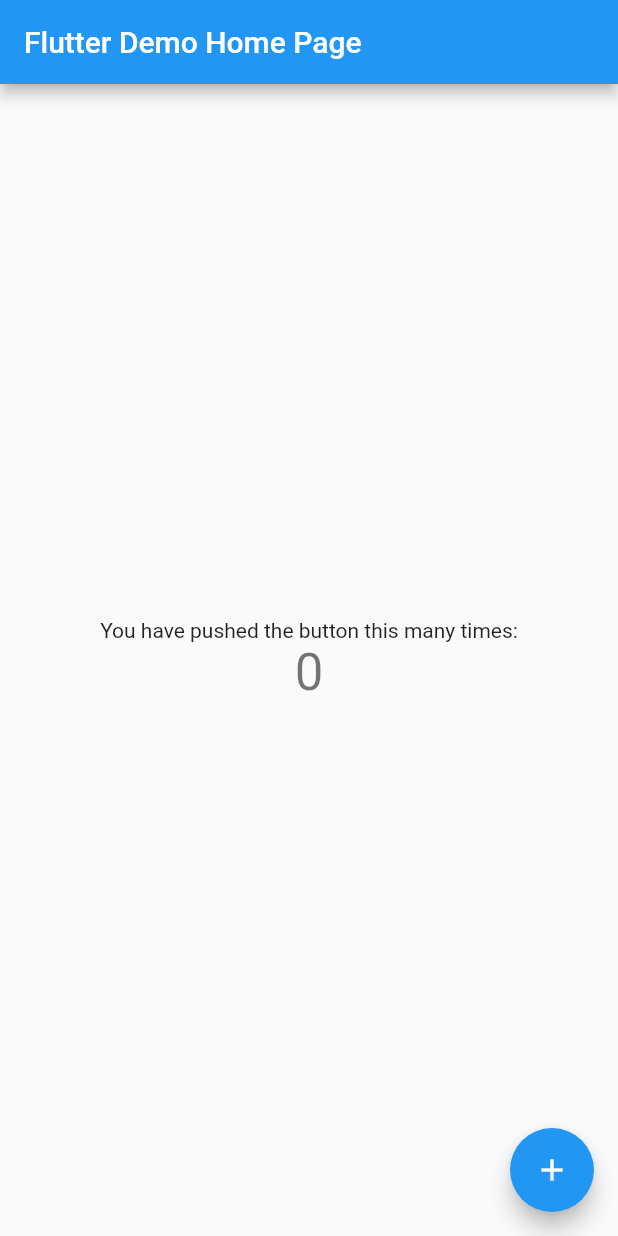
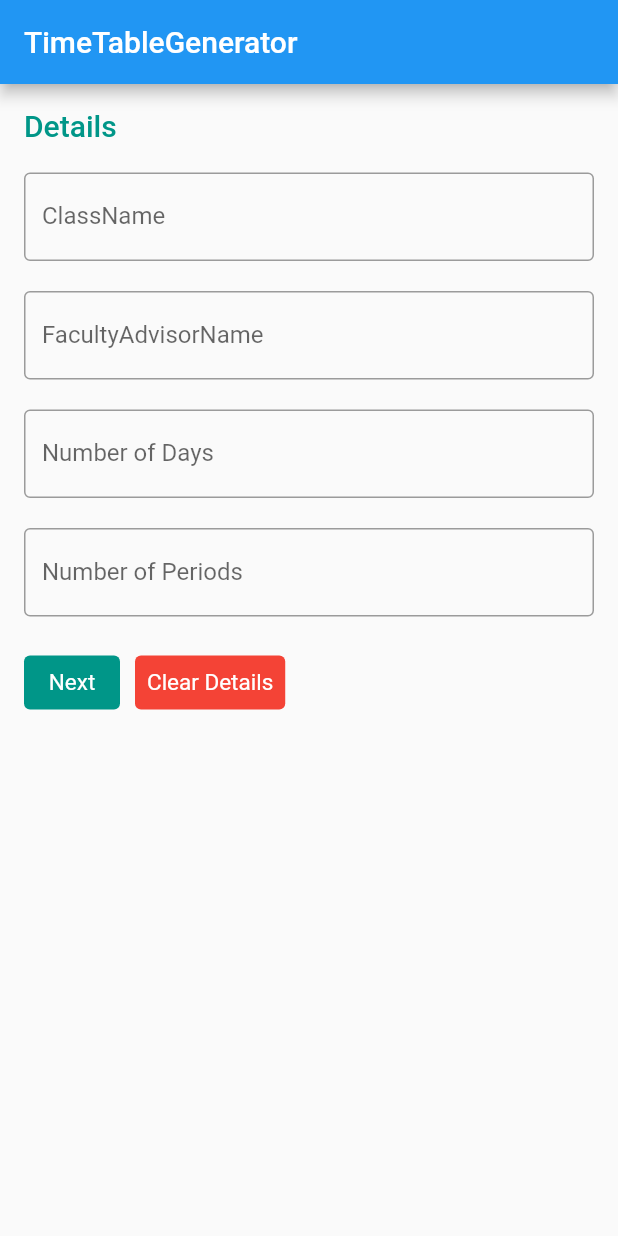
Before and after one commit to mgokulakrishnan08/TimeTableGeneration, a Flutter app: the screen it shows after launch, on a phone screen of 412 x 824 dp. Run offline on Flutter 3.47's test engine with Material 2 defaults, Android fonts, the phone set to English and light mode, and no system bars.

Commit message:
home UI created

```diff
--- a/time_table/lib/main.dart
+++ b/time_table/lib/main.dart
@@ -1,115 +1,170 @@
 import 'package:flutter/material.dart';
 
-void main() {
+void main(){
   runApp(const MyApp());
 }
+class MyApp extends StatelessWidget{
+const MyApp({Key?key}) :super(key: key);
 
-class MyApp extends StatelessWidget {
-  const MyApp({super.key});
+@override
+Widget build(BuildContext context){
+  var materialApp = MaterialApp(
+    title: 'TimetableGeneration',
+    debugShowCheckedModeBanner: false,
+    theme: ThemeData(primarySwatch: Colors.blue),
+    home: const AddUser(),
+  );
+  return materialApp;
+}
+}
+class AddUser extends StatefulWidget {
+  const AddUser({Key? key}) : super(key: key);
+  @override
+  State<AddUser> createState() => _AddUserState();
+}
+class _AddUserState extends State<AddUser>{
+  final _userNameController = TextEditingController();
+  final _userFacultyController = TextEditingController();
+  final _userDaysController = TextEditingController();
+  final _userPeriodsController = TextEditingController();
+   bool _validateName = false;
+    bool _validateFaculty = false;
+     bool _validateDays = false;
+      bool _validatePeriods = false;
+     @override
+     Widget build(BuildContext context){
+      return Scaffold(
+        appBar: AppBar(
+          title: const Text("TimeTableGenerator"),
+        ),
+        body: SingleChildScrollView(
+          child:Container(
+            padding: const EdgeInsets.all(16.0),
+            child: Column(
+              crossAxisAlignment: CrossAxisAlignment.start,
+              children: [
+                const Text(
+                  "Details",
+                  style: TextStyle(
+                    fontSize: 20,
+                    color: Colors.teal,
+                    fontWeight: FontWeight.w500
 
-  // This widget is the root of your application.
-  @override
-  Widget build(BuildContext context) {
-    return MaterialApp(
-      title: 'Flutter Demo',
-      theme: ThemeData(
-        // This is the theme of your application.
-        //
-        // Try running your application with "flutter run". You'll see the
-        // application has a blue toolbar. Then, without quitting the app, try
-        // changing the primarySwatch below to Colors.green and then invoke
-        // "hot reload" (press "r" in the console where you ran "flutter run",
-        // or simply save your changes to "hot reload" in a Flutter IDE).
-        // Notice that the counter didn't reset back to zero; the application
-        // is not restarted.
-        primarySwatch: Colors.blue,
-      ),
-      home: const MyHomePage(title: 'Flutter Demo Home Page'),
-    );
-  }
+                  ),
+                ),
+                const SizedBox(
+                  height: 20.0,
+                ),
+                TextField(
+                  controller: _userNameController,
+                  decoration: InputDecoration(
+                    border: const OutlineInputBorder(),
+                    hintText: 'Enter Class Name',
+                    labelText: 'ClassName',
+                    errorText: _validateName?'Class name cant be empty':null,
+                  ),
+                ),
+                const SizedBox(
+                  height:20.0,
+                ),
+                TextField(
+                  controller: _userFacultyController,
+                  decoration: InputDecoration(
+                    border: const OutlineInputBorder(),
+                    hintText: 'Enter Faculty Advisor Name',
+                    labelText: 'FacultyAdvisorName',
+                    errorText: _validateFaculty?"Faculty name can't be empty":null,
+                  ),
+                ),
+                const SizedBox(
+                  height:20.0,
+                ),
+                TextField(
+                  controller: _userDaysController,
+                  decoration: InputDecoration(
+                    border: const OutlineInputBorder(),
+                    hintText: 'Enter Number of Days',
+                    labelText: 'Number of Days',
+                    errorText: _validateDays?'Number of days field is required':null,
+                  ),
+                ),
+                const SizedBox(
+                  height:20.0,
+                ),
+                TextField(
+                  controller: _userPeriodsController,
+                  decoration: InputDecoration(
+                    border: const OutlineInputBorder(),
+                    hintText: 'Enter Number of Periods',
+                    labelText: 'Number of Periods',
+                    errorText: _validatePeriods?'Number of Periods field is required':null,
+                  ),
+                ),
+                const SizedBox(
+                  height:20.0,
+                ),
+                Row(
+                children: [
+                  TextButton(
+                      style: TextButton.styleFrom(
+                          primary: Colors.white,
+                          backgroundColor: Colors.teal,
+                          textStyle: const TextStyle(fontSize: 15)),
+                      onPressed: () async {
+                        setState(() {
+                          _userNameController.text.isEmpty
+                              ? _validateName = true
+                              : _validateName = false;
+                          _userFacultyController.text.isEmpty
+                              ? _validateFaculty = true
+                              : _validateFaculty = false;
+                          _userDaysController.text.isEmpty
+                              ? _validateDays = true
+                              : _validateDays = false;
+                          _userPeriodsController.text.isEmpty
+                              ? _validatePeriods = true
+                              : _validatePeriods = false;
+
+                        });
+                        /*if (_validateName == false &&
+                            _validateContact == false &&
+                            _validateDescription == false) {
+                         // print("Good Data Can Save");
+                          var _user = User();
+                          _user.name = _userNameController.text;
+                          _user.contact = _userContactController.text;
+                          _user.description = _userDescriptionController.text;
+                          var result=await _userService.SaveUser(_user);
+                         Navigator.pop(context,result);
+                        }*/
+                      },
+                      child: const Text('Next')),
+                  const SizedBox(
+                    width: 10.0,
+                  ),
+                  TextButton(
+                      style: TextButton.styleFrom(
+                          primary: Colors.white,
+                          backgroundColor: Colors.red,
+                          textStyle: const TextStyle(fontSize: 15)),
+                      onPressed: () {
+                        _userNameController.text = '';
+                        _userFacultyController.text = '';
+                        _userDaysController.text = '';
+                         _userPeriodsController.text = '';
+                      },
+                      child: const Text('Clear Details'))
+                ],
+              )
+              ],
+            ),
+            )
+           ),
+      );
+     }
+
+
+
+
+
 }
-
-class MyHomePage extends StatefulWidget {
-  const MyHomePage({super.key, required this.title});
-
-  // This widget is the home page of your application. It is stateful, meaning
-  // that it has a State object (defined below) that contains fields that affect
-  // how it looks.
-
-  // This class is the configuration for the state. It holds the values (in this
-  // case the title) provided by the parent (in this case the App widget) and
-  // used by the build method of the State. Fields in a Widget subclass are
-  // always marked "final".
-
-  final String title;
-
-  @override
-  State<MyHomePage> createState() => _MyHomePageState();
-}
-
-class _MyHomePageState extends State<MyHomePage> {
-  int _counter = 0;
-
-  void _incrementCounter() {
-    setState(() {
-      // This call to setState tells the Flutter framework that something has
-      // changed in this State, which causes it to rerun the build method below
-      // so that the display can reflect the updated values. If we changed
-      // _counter without calling setState(), then the build method would not be
-      // called again, and so nothing would appear to happen.
-      _counter++;
-    });
-  }
-
-  @override
-  Widget build(BuildContext context) {
-    // This method is rerun every time setState is called, for instance as done
-    // by the _incrementCounter method above.
-    //
-    // The Flutter framework has been optimized to make rerunning build methods
-    // fast, so that you can just rebuild anything that needs updating rather
-    // than having to individually change instances of widgets.
-    return Scaffold(
-      appBar: AppBar(
-        // Here we take the value from the MyHomePage object that was created by
-        // the App.build method, and use it to set our appbar title.
-        title: Text(widget.title),
-      ),
-      body: Center(
-        // Center is a layout widget. It takes a single child and positions it
-        // in the middle of the parent.
-        child: Column(
-          // Column is also a layout widget. It takes a list of children and
-          // arranges them vertically. By default, it sizes itself to fit its
-          // children horizontally, and tries to be as tall as its parent.
-          //
-          // Invoke "debug painting" (press "p" in the console, choose the
-          // "Toggle Debug Paint" action from the Flutter Inspector in Android
-          // Studio, or the "Toggle Debug Paint" command in Visual Studio Code)
-          // to see the wireframe for each widget.
-          //
-          // Column has various properties to control how it sizes itself and
-          // how it positions its children. Here we use mainAxisAlignment to
-          // center the children vertically; the main axis here is the vertical
-          // axis because Columns are vertical (the cross axis would be
-          // horizontal).
-          mainAxisAlignment: MainAxisAlignment.center,
-          children: <Widget>[
-            const Text(
-              'You have pushed the button this many times:',
-            ),
-            Text(
-              '$_counter',
-              style: Theme.of(context).textTheme.headlineMedium,
-            ),
-          ],
-        ),
-      ),
-      floatingActionButton: FloatingActionButton(
-        onPressed: _incrementCounter,
-        tooltip: 'Increment',
-        child: const Icon(Icons.add),
-      ), // This trailing comma makes auto-formatting nicer for build methods.
-    );
-  }
-}
```
Also changed, not shown: time_table/pubspec.lock.
